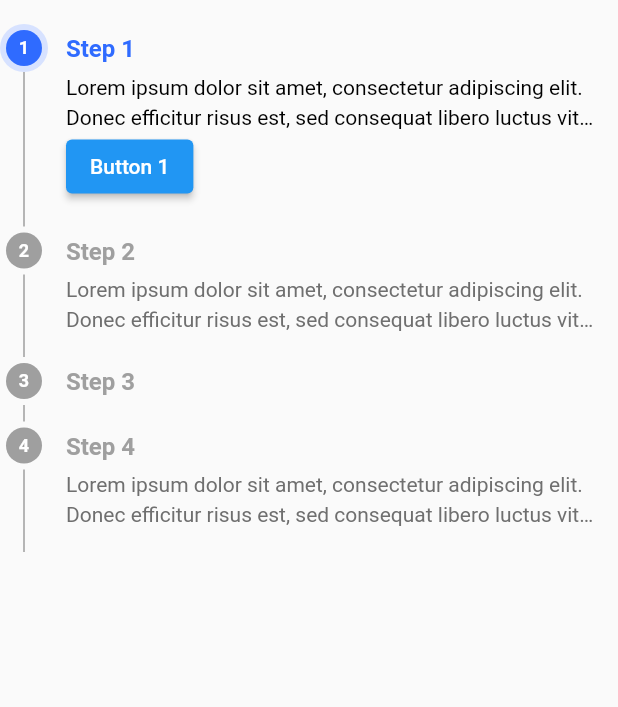
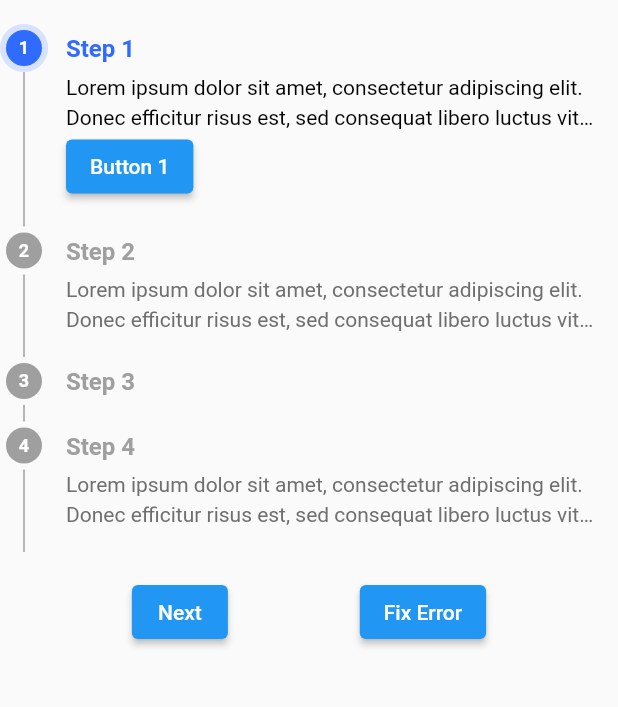
Before and after one commit to janlionly/flutter_steppers, a Flutter app: the screen it shows after launch, on a phone screen of 412 x 824 dp, the part 258-965 px from its top. Run offline on Flutter 3.47's test engine with Material 2 defaults, Android fonts, the phone set to English and light mode, and no system bars.

Commit message:
update example, documentation

```diff
--- a/example/lib/main.dart
+++ b/example/lib/main.dart
@@ -106,9 +106,57 @@ class _StepBarPageState extends State<StepBarPage> {
                 //   inactiveColor: DSColors.grey400
               ),
             ),
+            const SizedBox(
+              height: 16,
+            ),
+            Row(
+              mainAxisAlignment: MainAxisAlignment.spaceEvenly,
+              children: [
+                ElevatedButton(
+                  child: const Text('Next'),
+                  onPressed: () {
+                    setState(() {
+                      _nextStep();
+                    });
+                  },
+                ),
+                ElevatedButton(
+                  child: const Text('Fix Error'),
+                  onPressed: () {
+                    setState(() {
+                      _fixError();
+                    });
+                  },
+                ),
+              ],
+            ),
           ],
         ),
       ),
     );
   }
+
+  _nextStep() {
+    _doWork();
+    if (currentStep > totalSteps) return;
+    // check if current step has no error, then move to the next step
+    if (stepsData[currentStep - 1].state != StepperState.error) {
+      currentStep++;
+    }
+  }
+
+  _doWork() {
+    if (currentStep == 3) {
+      // fake error happens at step 3 when do work
+      stepsData[2].state = StepperState.error;
+    }
+  }
+
+  _fixError() {
+    // fix error at the step 3 to continue to step 4
+    if (stepsData[2].state == StepperState.error) {
+      stepsData[2].state = StepperState.normal;
+      currentStep++;
+    }
+  }
 }
--- a/pubspec.yaml
+++ b/pubspec.yaml
@@ -1,6 +1,6 @@
 name: progress_bar_steppers
 description: Steppers Widget, Horizontal, Vertical Progress Steppers
-version: 0.0.2
+version: 0.0.2+1
 homepage: https://github.com/namnpse/flutter_steppers
 
 environment:
```
Also changed, not shown: example/pubspec.lock, 2 other files.
